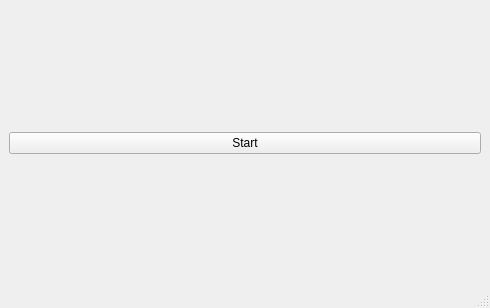
First picture: the form in Evolution_1/Frontend/startscreen.ui, repository Natali124/Evolution-Simulator, before the edit.
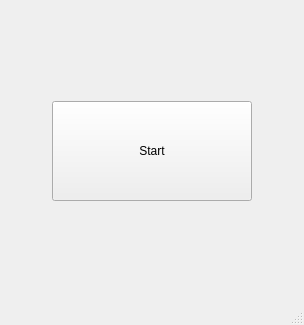
Second picture: the form after the edit.

Commit message: start button size and background fix

```diff
--- a/Evolution_1/Frontend/startscreen.ui
+++ b/Evolution_1/Frontend/startscreen.ui
@@ -6,8 +6,8 @@
    <rect>
     <x>0</x>
     <y>0</y>
-    <width>490</width>
-    <height>308</height>
+    <width>304</width>
+    <height>325</height>
    </rect>
   </property>
   <property name="windowTitle">
@@ -23,6 +23,18 @@
    <layout class="QGridLayout" name="gridLayout">
     <item row="0" column="0">
      <widget class="QPushButton" name="StartBut">
+      <property name="minimumSize">
+       <size>
+        <width>200</width>
+        <height>100</height>
+       </size>
+      </property>
+      <property name="maximumSize">
+       <size>
+        <width>200</width>
+        <height>100</height>
+       </size>
+      </property>
       <property name="text">
        <string>Start</string>
       </property>
```
Left out of the diff: 4 changed lines with no effect on the pictures. The commit also changes 2 other files.
